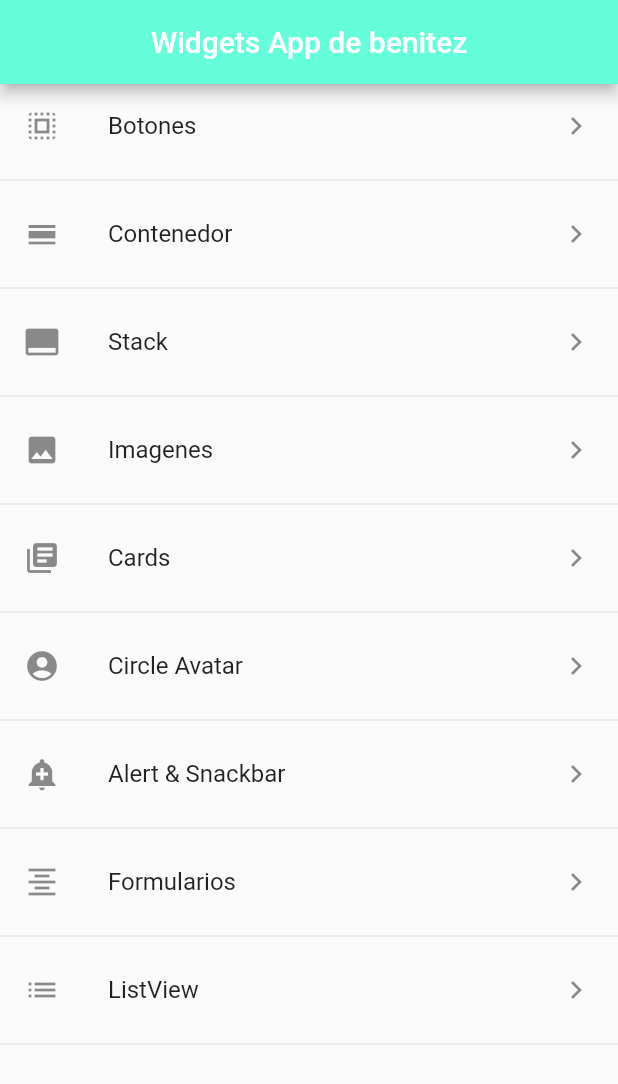
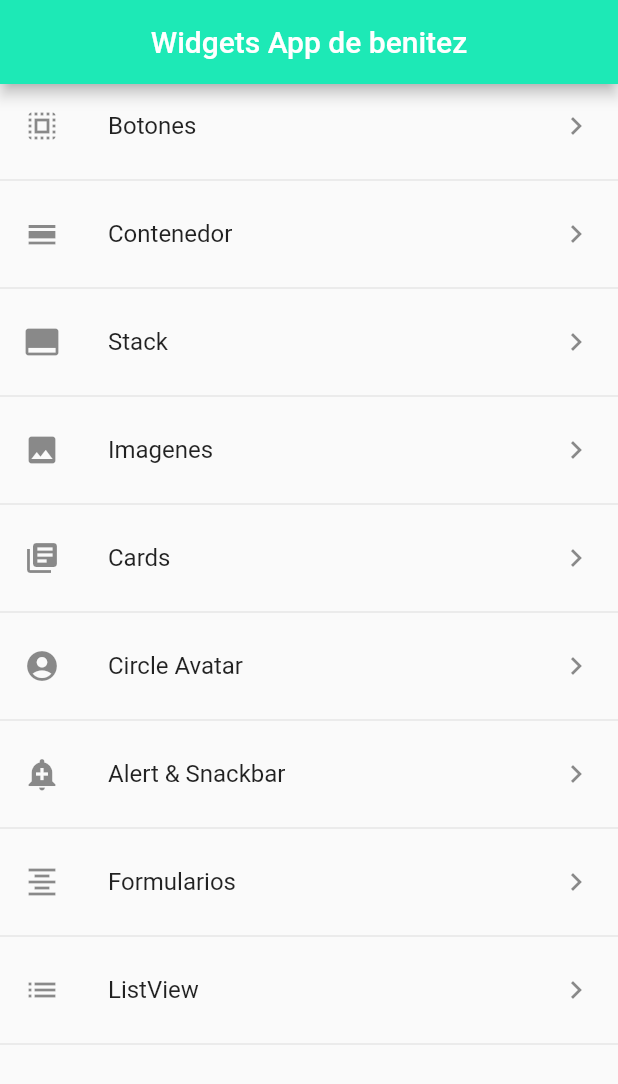
Before and after one commit to vianeyalejandra03/ruta_de_paginas, a Flutter app: the screen it shows after launch, on a phone screen of 412 x 824 dp. Shown: the top 1084 px of the screen. Run offline on Flutter 3.47's test engine with Material 2 defaults, Android fonts, the phone set to English and light mode, and no system bars.

```diff
--- a/lib/src/pages/home_page.dart
+++ b/lib/src/pages/home_page.dart
@@ -6,7 +6,7 @@ class HomePage extends StatelessWidget {
     return Scaffold(
         appBar: AppBar(
           centerTitle: true,
-          backgroundColor: Colors.tealAccent,
+          backgroundColor: Colors.tealAccent[400],
           title: Text('Widgets App de benitez'),
         ),
         body: ListView(
```
Also changed, not shown: 1 other file.
